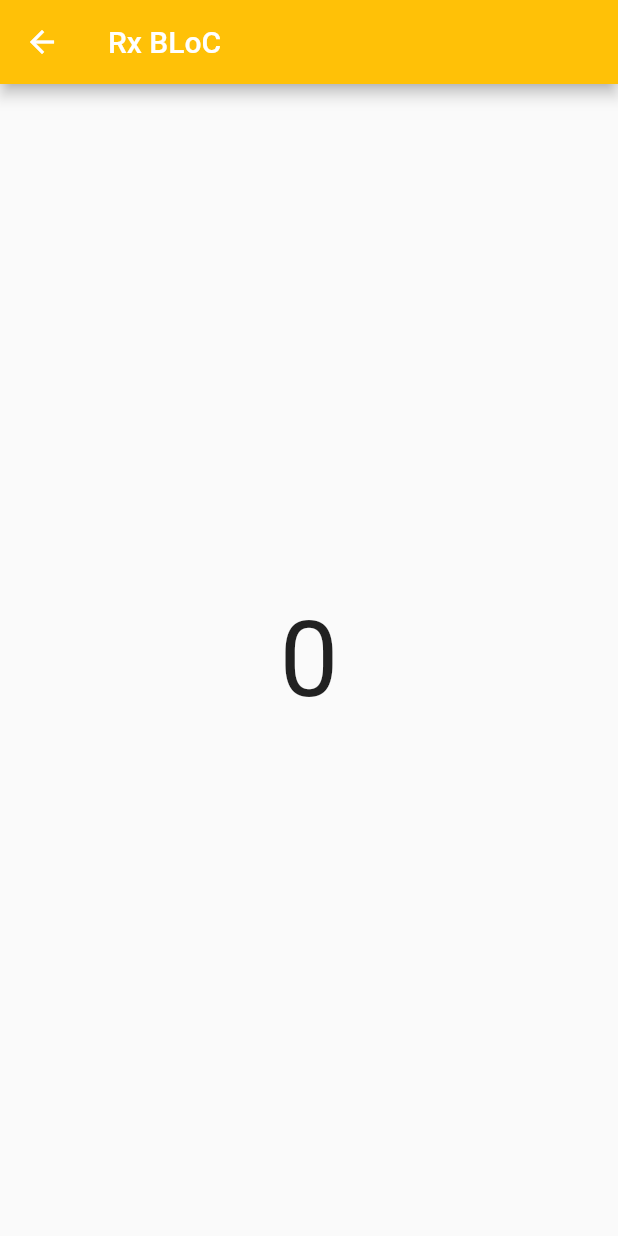
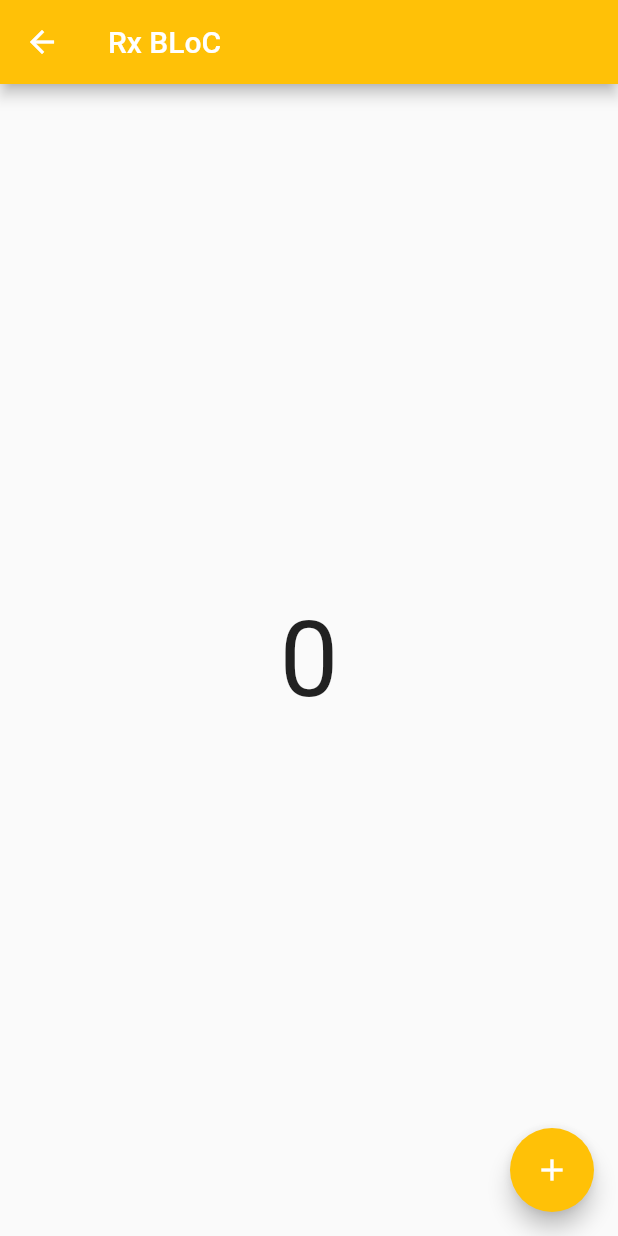
Before and after one commit to samrat19/flutter_state_management, a Flutter app: the MyRxDart screen opened directly, on a phone screen of 412 x 824 dp. Run offline on Flutter 3.47's test engine with Material 2 defaults, Android fonts, the phone set to English and light mode, and no system bars; our stand-ins replace rxdart.

Commit message:
triggers to bloc

```diff
--- a/lib/StateManagement/my_rx_dart.dart
+++ b/lib/StateManagement/my_rx_dart.dart
@@ -26,6 +26,11 @@ class _MyRxDartState extends State<MyRxDart> {
             ),
           ),
         ),
+      ),
+      floatingActionButton: FloatingActionButton(
+        onPressed: _counterBloc.increment,
+        backgroundColor: Colors.amber,
+        child: Icon(Icons.add),
       ),
     );
   }
```
